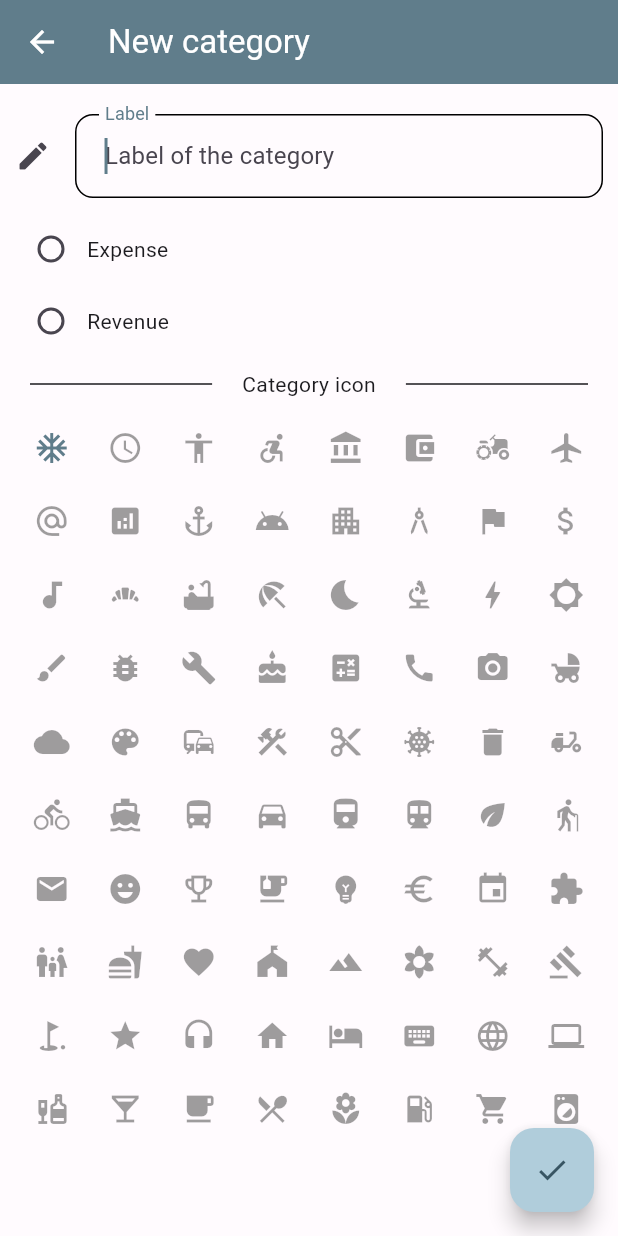
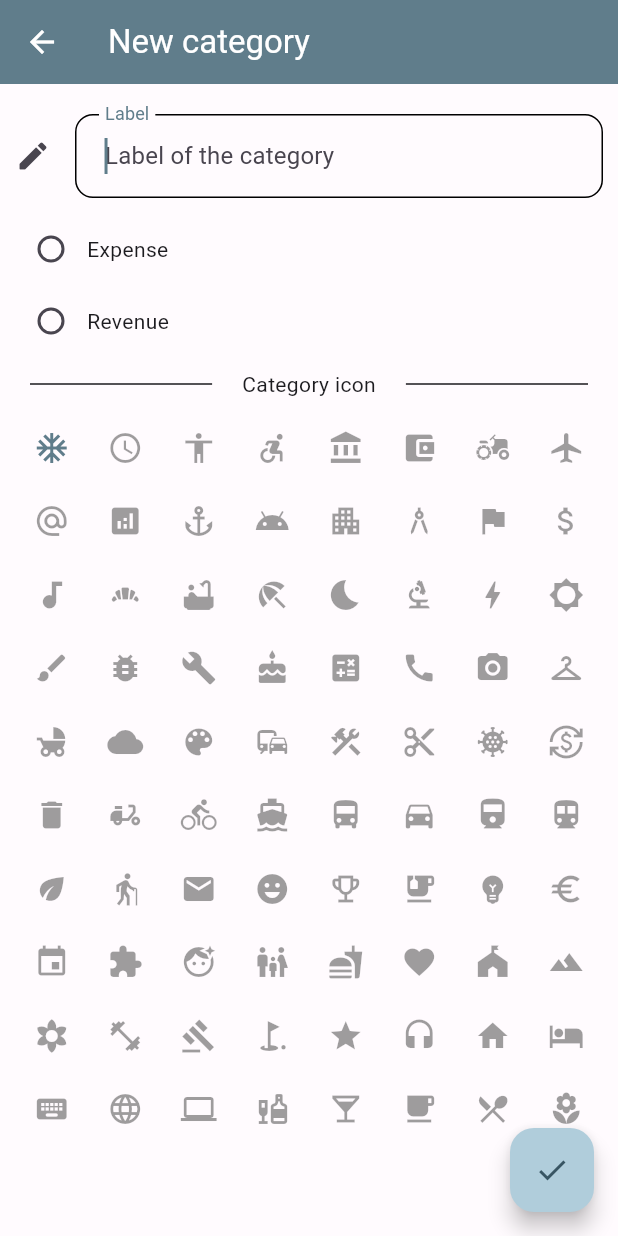
Before and after one commit to fabianoww/noya, a Flutter app: the CategoryForm screen opened directly with sample values from the repository, on a phone screen of 412 x 824 dp. Run offline on Flutter 3.47's test engine with Material 3 defaults, Android fonts, the light colour scheme and no system bars; our stand-ins replace currency_text_input_formatter, flutter_spinkit, share_plus, sqflite; missing offline and left inert: file_selector, sqflite_migration; accounts and stored records are empty; project files that could hold a hidden picture were left out.

Commit message:
Adicionando ícones de categorias

```diff
--- a/lib/activities/category_form.dart
+++ b/lib/activities/category_form.dart
@@ -161,6 +161,7 @@ class _CategoryFormState extends State<CategoryForm> {
     Icons.calculate,
     Icons.call,
     Icons.camera_alt,
+    Icons.checkroom,
     Icons.child_friendly,
     Icons.cloud,
     Icons.color_lens,
@@ -168,6 +169,7 @@ class _CategoryFormState extends State<CategoryForm> {
     Icons.construction,
     Icons.content_cut,
     Icons.coronavirus,
+    Icons.currency_exchange,
     Icons.delete,
     Icons.delivery_dining,
     Icons.directions_bike,
@@ -186,6 +188,7 @@ class _CategoryFormState extends State<CategoryForm> {
     Icons.euro,
     Icons.event,
     Icons.extension,
+    Icons.face_retouching_natural,
     Icons.family_restroom,
     Icons.fastfood,
     Icons.favorite,
@@ -207,6 +210,7 @@ class _CategoryFormState extends State<CategoryForm> {
     Icons.local_cafe,
     Icons.local_dining,
     Icons.local_florist,
+    Icons.local_hospital_rounded,
     Icons.local_gas_station,
     Icons.shopping_cart,
     Icons.local_laundry_service,
@@ -219,11 +223,11 @@ class _CategoryFormState extends State<CategoryForm> {
     Icons.movie,
     Icons.pets,
     Icons.phone_android,
-    Icons.phone_iphone,
-    Icons.place_rounded,
+    Icons.pix,
     Icons.push_pin,
     Icons.radio_rounded,
     Icons.redeem,
+    Icons.savings,
     Icons.science,
     Icons.self_improvement,
     Icons.sports_bar,
@@ -236,7 +240,6 @@ class _CategoryFormState extends State<CategoryForm> {
     Icons.sports_hockey,
     Icons.sports_mma,
     Icons.sports_motorsports,
-    Icons.sports_rugby,
     Icons.sports_soccer,
     Icons.sports_tennis,
     Icons.sports_volleyball,
```
